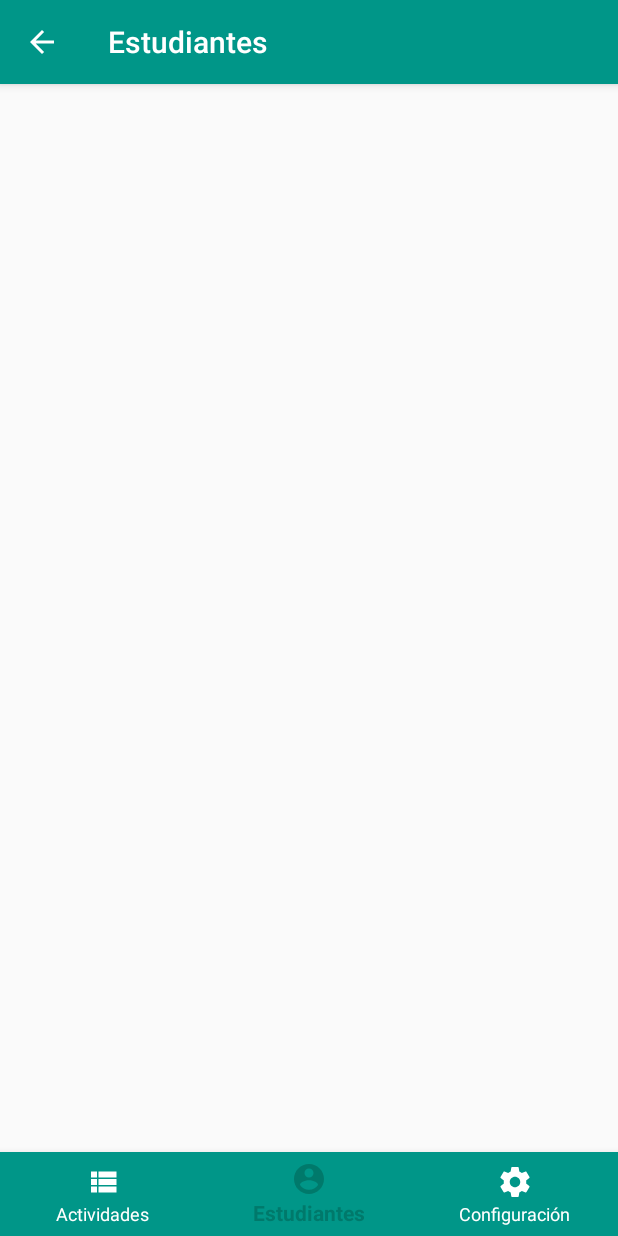
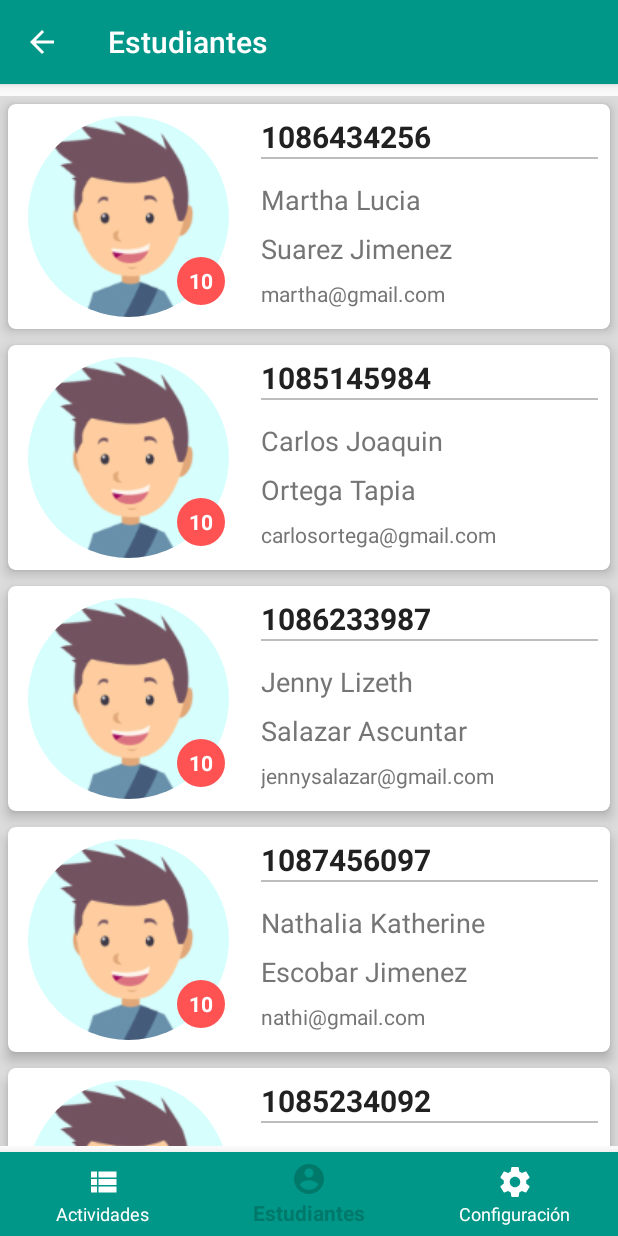
Before and after one commit to NIMP3/AppNotas, an Android app: the StudentListFragment screen opened directly, with no data from a screen before it, on a phone screen of 412 x 824 dp. Run offline under Robolectric (Android 15) with nearby library versions, the phone set to English and light mode, and no system bars; our stand-ins replace CircleImageView.

Commit message:
Listado de Estudiantes terminado

```diff
--- /dev/null
+++ b/app/src/main/java/com/elaytechnologies/appnotas/adapter/StudentAdapterRecyclerView.java
@@ -0,0 +1,76 @@
+package com.elaytechnologies.appnotas.adapter;
+
+import android.app.Activity;
+import android.support.annotation.NonNull;
+import android.support.v7.widget.CardView;
+import android.support.v7.widget.RecyclerView;
+import android.view.LayoutInflater;
+import android.view.View;
+import android.view.ViewGroup;
+import android.widget.TextView;
+
+import com.elaytechnologies.appnotas.R;
+import com.elaytechnologies.appnotas.model.Student;
+
+import java.util.ArrayList;
+
+import de.hdodenhof.circleimageview.CircleImageView;
+
+public class StudentAdapterRecyclerView extends RecyclerView.Adapter<StudentAdapterRecyclerView.StudentViewHolder>{
+
+    private ArrayList<Student> students;
+    private int resource;
+    private Activity activity;
+
+    public StudentAdapterRecyclerView(ArrayList<Student> students, int resource, Activity activity) {
+        this.students = students;
+        this.resource = resource;
+        this.activity = activity;
+    }
+
+    @NonNull
+    @Override
+    public StudentViewHolder onCreateViewHolder(@NonNull ViewGroup parent, int viewType) {
+        View view = LayoutInflater.from(parent.getContext()).inflate(resource,parent,false);
+        return new StudentViewHolder(view);
+    }
+
+    @Override
+    public void onBindViewHolder(@NonNull StudentViewHolder holder, int position) {
+        Student student = students.get(position);
+
+        holder.textViewId.setText(student.getIdStudent());
+        holder.textViewNameStudent.setText(student.getNameStudent());
+        holder.textViewSurnameStudent.setText(student.getSurnameStudent());
+        holder.textViewGradeStudent.setText(student.getGradeStudent());
+        holder.textViewEmailStudent.setText(student.getEmailStudent());
+    }
+
+    @Override
+    public int getItemCount() {
+        return students.size();
+    }
+
+    class StudentViewHolder extends RecyclerView.ViewHolder {
+
+        private CardView cardViewStudent;
+        private CircleImageView circleImageViewPictureStudent;
+        private TextView textViewId;
+        private TextView textViewNameStudent;
+        private TextView textViewSurnameStudent;
+        private TextView textViewGradeStudent;
+        private TextView textViewEmailStudent;
+
+        public StudentViewHolder(View itemView) {
+            super(itemView);
+
+            cardViewStudent = itemView.findViewById(R.id.cardviewStudent);
+            circleImageViewPictureStudent = itemView.findViewById(R.id.circleImageViewPictureStudent);
+            textViewId = itemView.findViewById(R.id.textViewId);
+            textViewNameStudent = itemView.findViewById(R.id.textViewNameStudent);
+            textViewSurnameStudent = itemView.findViewById(R.id.textViewSurnameStudent);
+            textViewGradeStudent = itemView.findViewById(R.id.textViewGradeStudent);
+            textViewEmailStudent = itemView.findViewById(R.id.textViewEmailStudent);
+        }
+    }
+}
--- /dev/null
+++ b/app/src/main/java/com/elaytechnologies/appnotas/model/Student.java
@@ -0,0 +1,68 @@
+package com.elaytechnologies.appnotas.model;
+
+public class Student {
+
+    private int codeStudent;
+    private String idStudent;
+    private String nameStudent;
+    private String surnameStudent;
+    private String gradeStudent;
+    private String emailStudent;
+
+    public Student(int codeStudent, String idStudent, String nameStudent, String surnameStudent, String gradeStudent, String emailStudent) {
+        this.codeStudent = codeStudent;
+        this.idStudent = idStudent;
+        this.nameStudent = nameStudent;
+        this.surnameStudent = surnameStudent;
+        this.gradeStudent = gradeStudent;
+        this.emailStudent = emailStudent;
+    }
+
+    public int getCodeStudent() {
+        return codeStudent;
+    }
+
+    public void setCodeStudent(int codeStudent) {
+        this.codeStudent = codeStudent;
+    }
+
+    public String getIdStudent() {
+        return idStudent;
+    }
+
+    public void setIdStudent(String idStudent) {
+        this.idStudent = idStudent;
+    }
+
+    public String getNameStudent() {
+        return nameStudent;
+    }
+
+    public void setNameStudent(String nameStudent) {
+        this.nameStudent = nameStudent;
+    }
+
+    public String getSurnameStudent() {
+        return surnameStudent;
+    }
+
+    public void setSurnameStudent(String surnameStudent) {
+        this.surnameStudent = surnameStudent;
+    }
+
+    public String getGradeStudent() {
+        return gradeStudent;
+    }
+
+    public void setGradeStudent(String gradeStudent) {
+        this.gradeStudent = gradeStudent;
+    }
+
+    public String getEmailStudent() {
+        return emailStudent;
+    }
+
+    public void setEmailStudent(String emailStudent) {
+        this.emailStudent = emailStudent;
+    }
+}
--- a/app/src/main/java/com/elaytechnologies/appnotas/view/fragment/StudentListFragment.java
+++ b/app/src/main/java/com/elaytechnologies/appnotas/view/fragment/StudentListFragment.java
@@ -5,12 +5,18 @@ import android.app.Activity;
 import android.os.Bundle;
 import android.support.v4.app.Fragment;
 import android.support.v7.app.AppCompatActivity;
+import android.support.v7.widget.LinearLayoutManager;
+import android.support.v7.widget.RecyclerView;
 import android.support.v7.widget.Toolbar;
 import android.view.LayoutInflater;
 import android.view.View;
 import android.view.ViewGroup;
 
 import com.elaytechnologies.appnotas.R;
+import com.elaytechnologies.appnotas.adapter.StudentAdapterRecyclerView;
+import com.elaytechnologies.appnotas.model.Student;
+
+import java.util.ArrayList;
 
 /**
  * A simple {@link Fragment} subclass.
@@ -31,8 +37,36 @@ public class StudentListFragment extends Fragment {
 
         showToolbar(getResources().getString(R.string.title_tab_students),true,getActivity());
 
+        RecyclerView recyclerViewStudent = view.findViewById(R.id.recyclerViewStudent);
+        LinearLayoutManager linearLayoutManager = new LinearLayoutManager(getContext());
+        linearLayoutManager.setOrientation(LinearLayoutManager.VERTICAL);
+        recyclerViewStudent.setLayoutManager(linearLayoutManager);
+
+        StudentAdapterRecyclerView studentAdapterRecyclerView =
+                new StudentAdapterRecyclerView(buildStudents(),R.layout.cardview_student, getActivity());
+
+        recyclerViewStudent.setAdapter(studentAdapterRecyclerView);
+
         return view;
     }
+
+    private ArrayList<Student> buildStudents() {
+        ArrayList<Student> students = new ArrayList<>();
+
+        students.add(new Student(1,"1086434256","Martha Lucia","Suarez Jimenez","10","martha@gmail.com"));
+        students.add(new Student(2,"1085145984","Carlos Joaquin","Ortega Tapia","10","carlosortega@gmail.com"));
+        students.add(new Student(3,"1086233987","Jenny Lizeth","Salazar Ascuntar","10","jennysalazar@gmail.com"));
+        students.add(new Student(4,"1087456097","Nathalia Katherine","Escobar Jimenez","10","nathi@gmail.com"));
+        students.add(new Student(5,"1085234092","Jesus Mateo","Suarez Noguera","10","jesusmat@gmail.com"));
+        students.add(new Student(6,"1086498425","Carlos Efrain","Camues Bacca","10","carloscam@gmail.com"));
+        students.add(new Student(7,"1081099452","Jhoana Marcela","Quintero Suarez","10","jhoanamarce@gmail.com"));
+        students.add(new Student(8,"1079453324","Jessica Jhoana","Ortiz Quiroz","10","jessi@gmail.com"));
+        students.add(new Student(9,"1089456702","Juan Carlos","Orbes Montenegro","10","juanorbes@gmail.com"));
+        students.add(new Student(10,"1086499411","Andres Felipe","Burbano Pantoja","10","andresfelipe@gmail.com"));
+
+        return students;
+    }
+
     /*----------------------------------------------------------------------------------------------
     * */
     public void showToolbar(String title, Boolean upButton, Activity activity) {
--- a/app/src/main/res/layout/actionbar_toolbar.xml
+++ b/app/src/main/res/layout/actionbar_toolbar.xml
@@ -3,7 +3,7 @@
     xmlns:android="http://schemas.android.com/apk/res/android"
     xmlns:app="http://schemas.android.com/apk/res-auto"
     android:layout_width="match_parent"
-    android:layout_height="wrap_content"
+    android:layout_height="?attr/actionBarSize"
     android:theme="@style/AppTheme.AppBarOverlay">
 
     <android.support.v7.widget.Toolbar
--- a/app/src/main/res/layout/cardview_period.xml
+++ b/app/src/main/res/layout/cardview_period.xml
@@ -6,8 +6,8 @@
     android:layout_width="match_parent"
     android:layout_height="@dimen/cardview_period_height"
     android:layout_margin="5dp"
-    app:cardCornerRadius="5dp"
-    app:cardElevation="5dp">
+    app:cardElevation="5dp"
+    app:cardCornerRadius="5dp">
 
 
     <FrameLayout
--- /dev/null
+++ b/app/src/main/res/layout/cardview_student.xml
@@ -0,0 +1,139 @@
+<?xml version="1.0" encoding="utf-8"?>
+<android.support.v7.widget.CardView xmlns:android="http://schemas.android.com/apk/res/android"
+    xmlns:app="http://schemas.android.com/apk/res-auto"
+    xmlns:tools="http://schemas.android.com/tools"
+    android:id="@+id/cardviewStudent"
+    android:layout_width="match_parent"
+    android:layout_height="@dimen/height_cardview_student"
+    android:layout_margin="5dp"
+    app:cardCornerRadius="5dp"
+    app:cardElevation="5dp">
+
+    <android.support.constraint.ConstraintLayout
+        android:layout_width="match_parent"
+        android:layout_height="match_parent">
+
+        <de.hdodenhof.circleimageview.CircleImageView
+            android:id="@+id/circleImageViewPictureStudent"
+            android:layout_width="0dp"
+            android:layout_height="0dp"
+            android:layout_margin="8dp"
+            android:layout_marginEnd="8dp"
+            android:layout_marginStart="8dp"
+            android:src="@drawable/student_img"
+            app:layout_constraintBottom_toBottomOf="parent"
+            app:layout_constraintEnd_toStartOf="@+id/guideline9"
+            app:layout_constraintStart_toStartOf="parent"
+            app:layout_constraintTop_toTopOf="parent" />
+
+        <android.support.constraint.Guideline
+            android:id="@+id/guideline9"
+            android:layout_width="wrap_content"
+            android:layout_height="wrap_content"
+            android:orientation="vertical"
+            app:layout_constraintGuide_percent="0.4" />
+
+        <TextView
+            android:id="@+id/textViewId"
+            android:layout_width="0dp"
+            android:layout_height="wrap_content"
+            android:layout_marginEnd="8dp"
+            android:layout_marginLeft="8dp"
+            android:layout_marginRight="8dp"
+            android:layout_marginStart="8dp"
+            android:layout_marginTop="8dp"
+            android:text="@string/text_id_student"
+            android:textColor="@color/colorPrimaryText"
+            android:textSize="20sp"
+            android:textStyle="bold"
+            app:layout_constraintEnd_toEndOf="parent"
+            app:layout_constraintStart_toStartOf="@+id/guideline9"
+            app:layout_constraintTop_toTopOf="parent" />
+
+        <TextView
+            android:id="@+id/textViewNameStudent"
+            android:layout_width="0dp"
+            android:layout_height="wrap_content"
+            android:layout_marginEnd="8dp"
+            android:layout_marginLeft="8dp"
+            android:layout_marginRight="8dp"
+            android:layout_marginStart="8dp"
+            android:layout_marginTop="8dp"
+            android:text="@string/text_name_student"
+            android:textColor="@color/colorSecondaryText"
+            android:textSize="18sp"
+            app:layout_constraintBottom_toTopOf="@+id/textViewSurnameStudent"
+            app:layout_constraintEnd_toEndOf="parent"
+            app:layout_constraintHorizontal_bias="0.5"
+            app:layout_constraintStart_toStartOf="@+id/guideline9"
+            app:layout_constraintTop_toBottomOf="@+id/divider2"
+            app:layout_constraintVertical_chainStyle="packed" />
+
+        <TextView
+            android:id="@+id/textViewSurnameStudent"
+            android:layout_width="0dp"
+            android:layout_height="wrap_content"
+            android:layout_marginEnd="8dp"
+            android:layout_marginLeft="8dp"
+            android:layout_marginRight="8dp"
+            android:layout_marginStart="8dp"
+            android:layout_marginTop="8dp"
+            android:text="@string/text_surname_student"
+            android:textColor="@color/colorSecondaryText"
+            android:textSize="18sp"
+            app:layout_constraintBottom_toTopOf="@+id/textViewEmailStudent"
+            app:layout_constraintEnd_toEndOf="parent"
+            app:layout_constraintHorizontal_bias="0.5"
+            app:layout_constraintStart_toStartOf="@+id/guideline9"
+            app:layout_constraintTop_toBottomOf="@+id/textViewNameStudent" />
+
+        <TextView
+            android:id="@+id/textViewEmailStudent"
+            android:layout_width="0dp"
+            android:layout_height="wrap_content"
+            android:layout_marginBottom="8dp"
+            android:layout_marginEnd="8dp"
+            android:layout_marginLeft="8dp"
+            android:layout_marginRight="8dp"
+            android:layout_marginStart="8dp"
+            android:layout_marginTop="8dp"
+            android:text="@string/text_email_student"
+            android:textColor="@color/colorSecondaryText"
+            android:textSize="14sp"
+            app:layout_constraintBottom_toBottomOf="parent"
+            app:layout_constraintEnd_toEndOf="parent"
+            app:layout_constraintHorizontal_bias="0.5"
+            app:layout_constraintStart_toStartOf="@+id/guideline9"
+            app:layout_constraintTop_toBottomOf="@+id/textViewSurnameStudent" />
+
+        <TextView
+            android:id="@+id/textViewGradeStudent"
+            android:layout_width="wrap_content"
+            android:layout_height="wrap_content"
+            android:layout_marginBottom="8dp"
+            android:layout_marginEnd="8dp"
+            android:layout_marginRight="8dp"
+            android:background="@drawable/circle_grade_number"
+            android:gravity="center"
+            android:text="@string/text_number_grade"
+            android:textColor="@android:color/white"
+            android:textStyle="bold"
+            app:layout_constraintBottom_toBottomOf="@+id/circleImageViewPictureStudent"
+            app:layout_constraintEnd_toEndOf="@+id/circleImageViewPictureStudent" />
+
+        <View
+            android:id="@+id/divider2"
+            android:layout_width="0dp"
+            android:layout_height="1dp"
+            android:layout_marginEnd="8dp"
+            android:layout_marginLeft="8dp"
+            android:layout_marginRight="8dp"
+            android:layout_marginStart="8dp"
+            android:background="@color/colorDivider"
+            app:layout_constraintEnd_toEndOf="parent"
+            app:layout_constraintHorizontal_bias="0.0"
+            app:layout_constraintStart_toStartOf="@+id/guideline9"
+            app:layout_constraintTop_toBottomOf="@+id/textViewId" />
+
+    </android.support.constraint.ConstraintLayout>
+</android.support.v7.widget.CardView>
--- a/app/src/main/res/layout/cardview_subject.xml
+++ b/app/src/main/res/layout/cardview_subject.xml
@@ -6,8 +6,8 @@
     android:layout_width="match_parent"
     android:layout_height="@dimen/cardview_subject_height"
     android:layout_margin="5dp"
-    android:elevation="@dimen/cardview_elevation"
-    cardview:cardCornerRadius="@dimen/cardview_corner_radius">
+    cardview:cardCornerRadius="5dp"
+    cardview:cardElevation="5dp">
 
     <android.support.constraint.ConstraintLayout
         android:layout_width="match_parent"
@@ -95,4 +95,5 @@
             cardview:layout_constraintTop_toTopOf="@+id/guideline6" />
 
     </android.support.constraint.ConstraintLayout>
+
 </android.support.v7.widget.CardView>
--- a/app/src/main/res/layout/content_container.xml
+++ b/app/src/main/res/layout/content_container.xml
@@ -13,7 +13,5 @@
         android:id="@+id/contextContainer"
         android:layout_width="match_parent"
         android:layout_height="match_parent"
-        app:layout_behavior="@string/appbar_scrolling_view_behavior">
-
-    </FrameLayout>
+        app:layout_behavior="@string/appbar_scrolling_view_behavior"/>
 </android.support.design.widget.CoordinatorLayout>
--- a/app/src/main/res/layout/fragment_student_list.xml
+++ b/app/src/main/res/layout/fragment_student_list.xml
@@ -1,8 +1,16 @@
 <?xml version="1.0" encoding="utf-8"?>
-<FrameLayout xmlns:android="http://schemas.android.com/apk/res/android"
+<android.support.design.widget.CoordinatorLayout xmlns:android="http://schemas.android.com/apk/res/android"
     xmlns:tools="http://schemas.android.com/tools"
     android:layout_width="match_parent"
     android:layout_height="match_parent"
-    tools:context=".view.fragment.StudentListFragment">
+    android:layout_marginBottom="60dp"
+    android:layout_marginTop="8dp"
+    tools:context=".view.fragment.StudentListFragment"
+    android:fitsSystemWindows="true">
 
-</FrameLayout>
+    <android.support.v7.widget.RecyclerView
+        android:id="@+id/recyclerViewStudent"
+        android:layout_width="match_parent"
+        android:layout_height="match_parent"
+        android:background="@color/colorBackgroundList"/>
+</android.support.design.widget.CoordinatorLayout>
--- a/app/src/main/res/values/colors.xml
+++ b/app/src/main/res/values/colors.xml
@@ -15,4 +15,5 @@
     <color name="colorBackgroundNameSubject">#cf000000</color>
     <color name="colorBackgroundTextCard">#a4202020</color>
     <color name="colorTintBottomBar">#ffffff</color>
+    <color name="colorBackgroundList">#dcdcdc</color>
 </resources>
--- a/app/src/main/res/values/dimens.xml
+++ b/app/src/main/res/values/dimens.xml
@@ -14,4 +14,5 @@
     <dimen name="cardview_corner_radius">5dp</dimen>
     <dimen name="cardview_elevation">5dp</dimen>
     <dimen name="textsize_username_card">25sp</dimen>
+    <dimen name="height_cardview_student">150dp</dimen>
 </resources>
--- a/app/src/main/res/values/strings.xml
+++ b/app/src/main/res/values/strings.xml
@@ -35,4 +35,10 @@
     <string name="title_tab_performance">Rendimiento</string>
     <!-- TODO: Remove or change this placeholder text -->
     <string name="hello_blank_fragment">Hello blank fragment</string>
+    <string name="text_id_student">108323454349</string>
+    <string name="text_name_student">Edwin Yovany</string>
+    <string name="text_surname_student">Orbes Villacorte</string>
+    <string name="text_stamp_grade">Grado:</string>
+    <string name="text_grade_student">Decimo</string>
+    <string name="text_email_student">yovany.dev@gmail.com</string>
 </resources>
```
Also changed, not shown: app/build.gradle (+7 -5 lines), app/src/main/res/drawable-hdpi/student_img.png (added), app/src/main/res/drawable-mdpi/student_img.png (added), app/src/main/res/drawable-xhdpi/student_img.png (added), app/src/main/res/drawable-xxhdpi/student_img.png (added), app/src/main/res/drawable-xxxhdpi/student_img.png (added).
